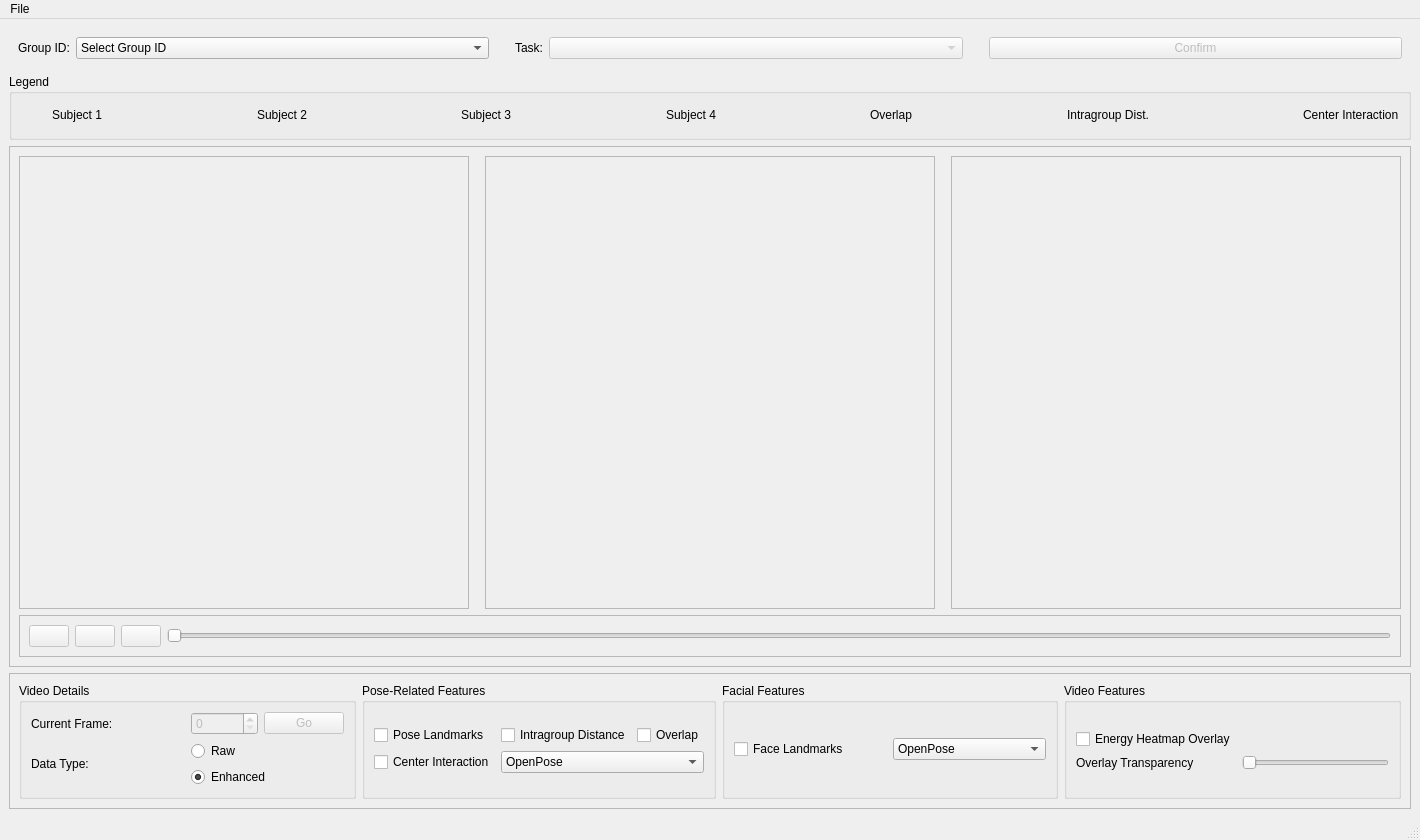
The window that nonverbal_communication_analysis/m6_Visualization/UI/mainwindow.ui (fraza0/nonverbal_communication_analysis) describes before a commit, drawn with Qt 5.
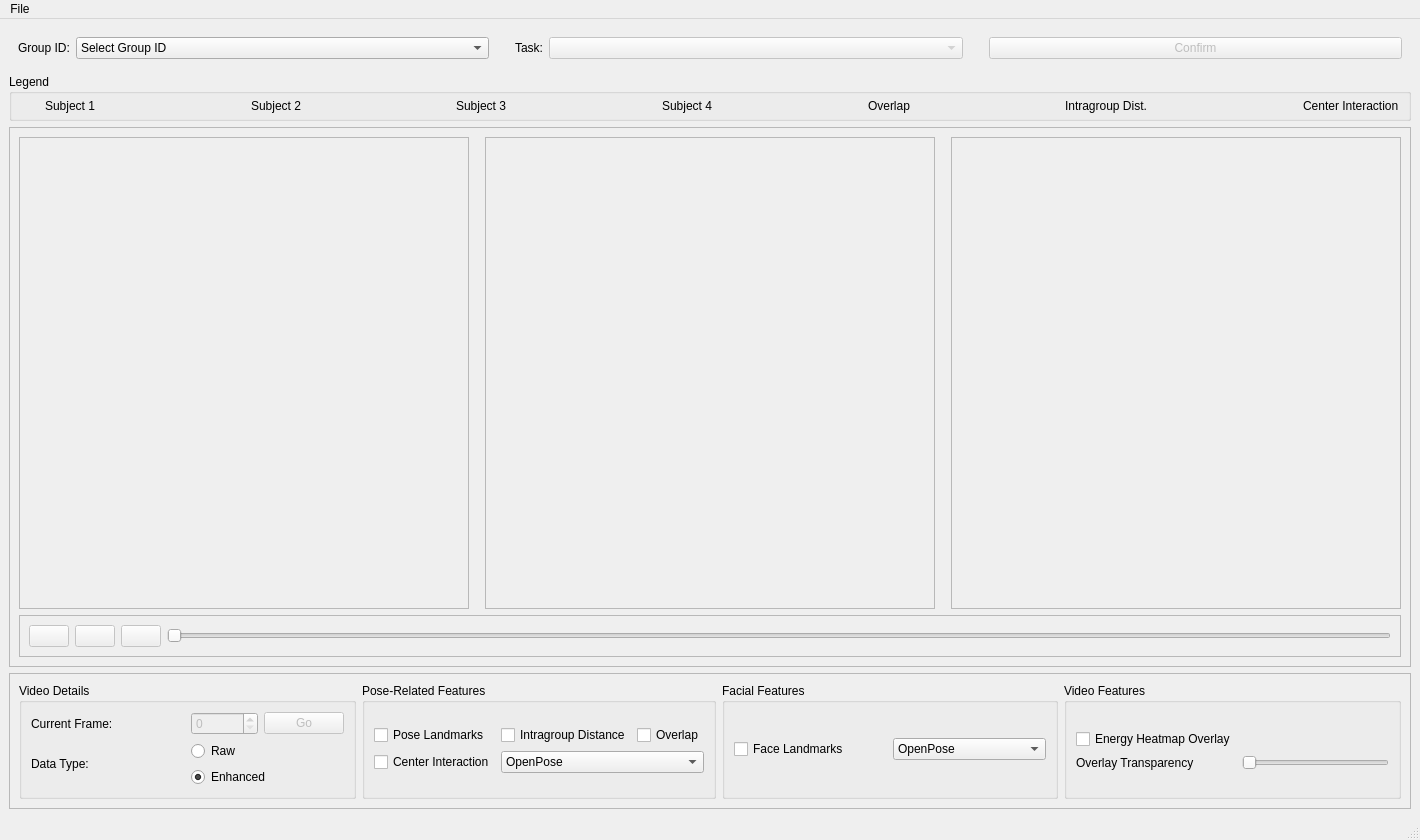
The same window after the commit.

Commit message: rolling average features plot + ui changes

The edit to the form file:
```diff
--- a/nonverbal_communication_analysis/m6_Visualization/UI/mainwindow.ui
+++ b/nonverbal_communication_analysis/m6_Visualization/UI/mainwindow.ui
@@ -136,15 +136,36 @@
       <property name="title">
        <string>Legend</string>
       </property>
-      <layout class="QVBoxLayout" name="verticalLayout_11">
+      <layout class="QVBoxLayout" name="verticalLayout_11" stretch="0">
+       <property name="spacing">
+        <number>9</number>
+       </property>
+       <property name="leftMargin">
+        <number>9</number>
+       </property>
+       <property name="topMargin">
+        <number>5</number>
+       </property>
+       <property name="rightMargin">
+        <number>9</number>
+       </property>
+       <property name="bottomMargin">
+        <number>4</number>
+       </property>
        <item>
         <layout class="QGridLayout" name="gridLayout_6">
          <item row="0" column="6">
           <widget class="QLabel" name="leg_subject3">
+           <property name="sizePolicy">
+            <sizepolicy hsizetype="Maximum" vsizetype="Maximum">
+             <horstretch>0</horstretch>
+             <verstretch>0</verstretch>
+            </sizepolicy>
+           </property>
            <property name="minimumSize">
             <size>
-             <width>25</width>
-             <height>25</height>
+             <width>15</width>
+             <height>15</height>
             </size>
            </property>
            <property name="text">
@@ -154,10 +175,16 @@
          </item>
          <item row="0" column="15">
           <widget class="QLabel" name="leg_intragroup_distance">
+           <property name="sizePolicy">
+            <sizepolicy hsizetype="Maximum" vsizetype="Maximum">
+             <horstretch>0</horstretch>
+             <verstretch>0</verstretch>
+            </sizepolicy>
+           </property>
            <property name="minimumSize">
             <size>
-             <width>25</width>
-             <height>25</height>
+             <width>15</width>
+             <height>15</height>
             </size>
            </property>
            <property name="text">
@@ -186,7 +213,7 @@
            <property name="sizeHint" stdset="0">
             <size>
              <width>40</width>
-             <height>20</height>
+             <height>5</height>
             </size>
            </property>
           </spacer>
@@ -225,17 +252,23 @@
            <property name="sizeHint" stdset="0">
             <size>
              <width>40</width>
-             <height>20</height>
+             <height>5</height>
             </size>
            </property>
           </spacer>
          </item>
          <item row="0" column="0">
           <widget class="QLabel" name="leg_subject1">
+           <property name="sizePolicy">
+            <sizepolicy hsizetype="Maximum" vsizetype="Maximum">
+             <horstretch>0</horstretch>
+             <verstretch>0</verstretch>
+            </sizepolicy>
+           </property>
            <property name="minimumSize">
             <size>
-             <width>25</width>
-             <height>25</height>
+             <width>15</width>
+             <height>15</height>
             </size>
            </property>
            <property name="text">
@@ -271,10 +304,16 @@
          </item>
          <item row="0" column="12">
           <widget class="QLabel" name="leg_overlap">
+           <property name="sizePolicy">
+            <sizepolicy hsizetype="Maximum" vsizetype="Maximum">
+             <horstretch>0</horstretch>
+             <verstretch>0</verstretch>
+            </sizepolicy>
+           </property>
            <property name="minimumSize">
             <size>
-             <width>25</width>
-             <height>25</height>
+             <width>15</width>
+             <height>15</height>
             </size>
            </property>
            <property name="text">
@@ -303,7 +342,7 @@
            <property name="sizeHint" stdset="0">
             <size>
              <width>40</width>
-             <height>20</height>
+             <height>5</height>
             </size>
            </property>
           </spacer>
@@ -319,7 +358,7 @@
            <property name="sizeHint" stdset="0">
             <size>
              <width>50</width>
-             <height>10</height>
+             <height>5</height>
             </size>
            </property>
           </spacer>
@@ -332,7 +371,7 @@
            <property name="sizeHint" stdset="0">
             <size>
              <width>40</width>
-             <height>20</height>
+             <height>5</height>
             </size>
            </property>
           </spacer>
@@ -352,10 +391,16 @@
          </item>
          <item row="0" column="9">
           <widget class="QLabel" name="leg_subject4">
+           <property name="sizePolicy">
+            <sizepolicy hsizetype="Maximum" vsizetype="Maximum">
+             <horstretch>0</horstretch>
+             <verstretch>0</verstretch>
+            </sizepolicy>
+           </property>
            <property name="minimumSize">
             <size>
-             <width>25</width>
-             <height>25</height>
+             <width>15</width>
+             <height>15</height>
             </size>
            </property>
            <property name="text">
@@ -365,10 +410,16 @@
          </item>
          <item row="0" column="3">
           <widget class="QLabel" name="leg_subject2">
+           <property name="sizePolicy">
+            <sizepolicy hsizetype="Maximum" vsizetype="Maximum">
+             <horstretch>0</horstretch>
+             <verstretch>0</verstretch>
+            </sizepolicy>
+           </property>
            <property name="minimumSize">
             <size>
-             <width>25</width>
-             <height>25</height>
+             <width>15</width>
+             <height>15</height>
             </size>
            </property>
            <property name="text">
@@ -384,17 +435,23 @@
            <property name="sizeHint" stdset="0">
             <size>
              <width>40</width>
-             <height>20</height>
+             <height>5</height>
             </size>
            </property>
           </spacer>
          </item>
          <item row="0" column="18">
           <widget class="QLabel" name="leg_center_interaction">
+           <property name="sizePolicy">
+            <sizepolicy hsizetype="Maximum" vsizetype="Maximum">
+             <horstretch>0</horstretch>
+             <verstretch>0</verstretch>
+            </sizepolicy>
+           </property>
            <property name="minimumSize">
             <size>
-             <width>25</width>
-             <height>25</height>
+             <width>15</width>
+             <height>15</height>
             </size>
            </property>
            <property name="text">
```
The commit also changes 5 other files.
